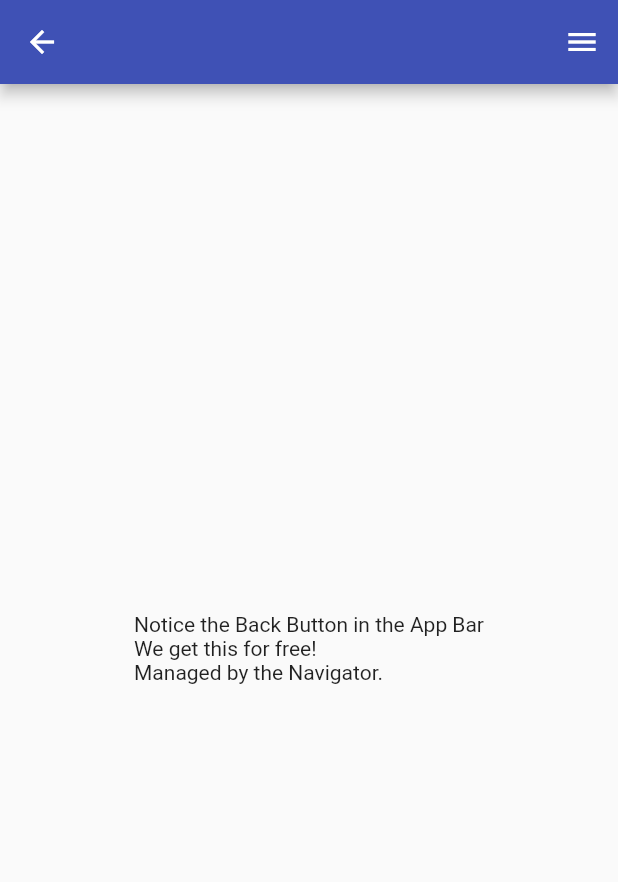
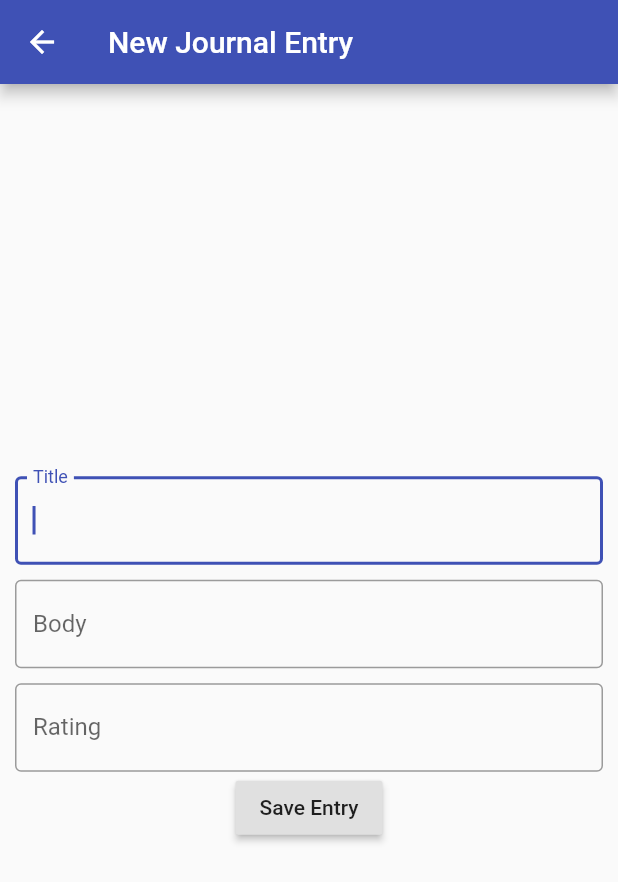
Before and after one commit to willdarnell/journal, a Flutter app: the JournalForm screen opened by its route, on a phone screen of 412 x 824 dp. Shown: the top 882 px of the screen. Run offline on Flutter 3.47's test engine with Material 2 defaults, Android fonts, the phone set to English and light mode, and no system bars; our stand-ins replace dynamic_theme, shared_preferences; accounts and stored records are empty.

Commit message:
form basics done

```diff
--- a/lib/screens/journal_form.dart
+++ b/lib/screens/journal_form.dart
@@ -2,20 +2,94 @@ import 'package:flutter/material.dart';
 import 'package:journal/widgets/drawer.dart';
 
 
-class JournalForm extends StatelessWidget {
+class JournalForm extends StatefulWidget {
 
   static final routeName = 'alpha';
 
   @override
+  _JournalFormState createState() => _JournalFormState();
+}
+
+class _JournalFormState extends State<JournalForm> {
+  // Create a global key that uniquely identifies the Form widget
+  // and allows validation of the form.
+  //
+  // Note: This is a `GlobalKey<FormState>`,
+  // not a GlobalKey<MyCustomFormState>.
+  final _formKey = GlobalKey<FormState>();
+
+  @override
   Widget build(BuildContext context) {
+    // Build a Form widget using the _formKey created above.
     return Scaffold(
-      endDrawer: MyDrawer(),
-      appBar: AppBar(),
-      body: Center(
-        child: Text('Notice the Back Button in the App Bar\n'
-                    'We get this for free!\n'
-                    'Managed by the Navigator.\n',
+      appBar: AppBar( title: Text('New Journal Entry')),
+          body: Padding(
+          padding: EdgeInsets.all(10),
+          child: Form(
+          key: _formKey,
+          child: Column(
+            mainAxisAlignment: MainAxisAlignment.center,
+            children: <Widget>[
+              TextFormField(
+                autofocus: true,
+                decoration: InputDecoration(
+                  labelText: 'Title', border: OutlineInputBorder()
+                ),
+                onSaved: (value) {
+
+                },
+                validator: (value) {
+                  if (value.isEmpty) {
+                    return 'Please enter some text';
+                  }
+                  return null;
+                },
+              ),
+              SizedBox(height:10),
+              TextFormField(
+                autofocus: true,
+                decoration: InputDecoration(
+                  labelText: 'Body', border: OutlineInputBorder()
+                ),
+                onSaved: (value) {
+
+                },
+                validator: (value) {
+                  if (value.isEmpty) {
+                    return 'Please enter some text';
+                  }
+                  return null;
+                },
+              ),
+              SizedBox(height: 10),
+              TextFormField(
+                autofocus: true,
+                decoration: InputDecoration(
+                  labelText: 'Rating', border: OutlineInputBorder()
+                ),
+                onSaved: (value) {
+
+                },
+                validator: (value) {
+                  if (value.isEmpty) {
+                    return 'Please enter some text';
+                  }
+                  return null;
+                },
+              ),
+              RaisedButton(
+                onPressed: () {
+                  if (_formKey.currentState.validate()){
+                    _formKey.currentState.save();
+                    Navigator.of(context).pop();
+                  }
+                },
+                child: Text('Save Entry'),
+                )
+            ],
+          ),
         ),
-      ));
+      ),
+    );
   }
 }
```
